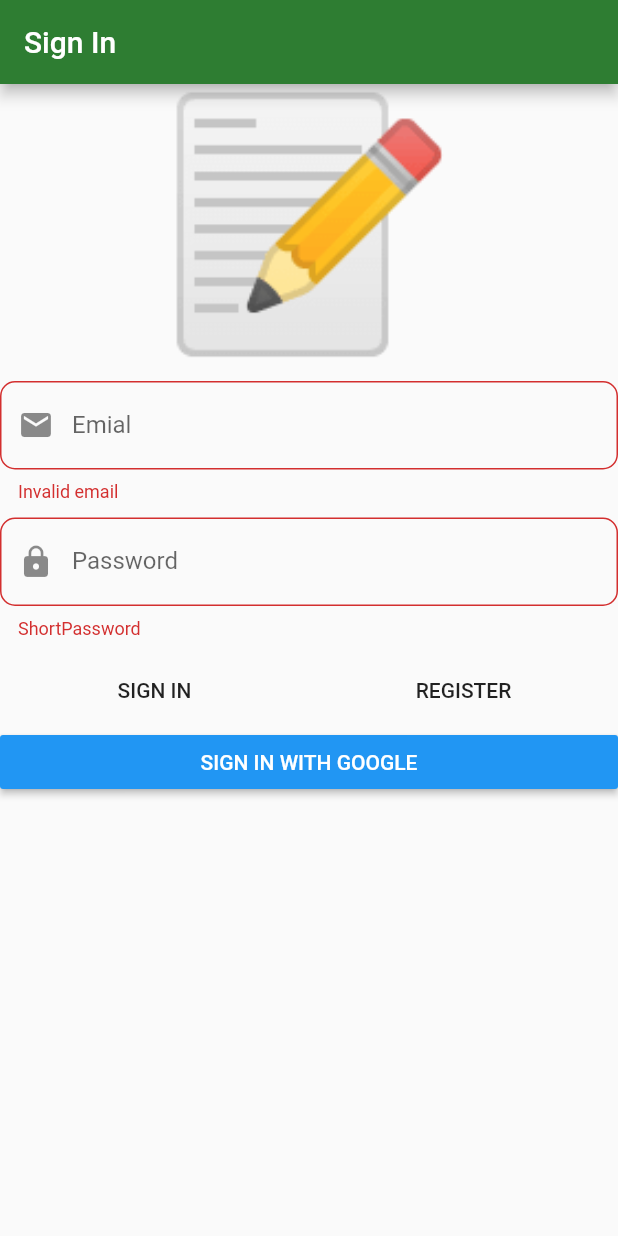
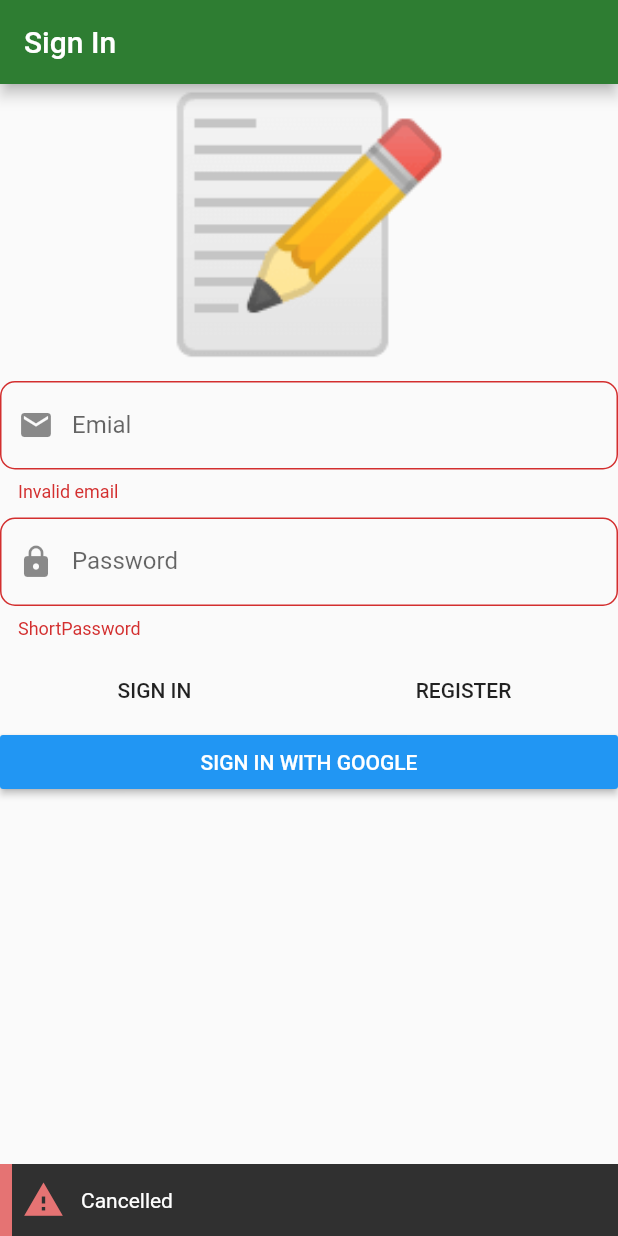
Before and after one commit to Endagegnehu/firebase_todo, a Flutter app: the screen it shows after launch, after a tap on "SIGN IN", after a tap on "SIGN IN WITH GOOGLE", on a phone screen of 412 x 824 dp. Run offline on Flutter 3.47's test engine with Material 2 defaults, Android fonts, the phone set to English and light mode, and no system bars; our stand-ins replace bloc, dartz, firebase_auth, flushbar, flutter_bloc, freezed_annotation and 3 more; accounts and stored records are empty; generated files the repository leaves out were written again.

```diff
--- a/lib/infrastructure/auth/firebase_auth_facad.dart
+++ b/lib/infrastructure/auth/firebase_auth_facad.dart
@@ -74,7 +74,7 @@ class FirebaseAuthFacad implements IAuthFacad {
           .signInWithCredential(authcridentials)
           .then((value) => right(unit));
     } on PlatformException catch (_) {
-      return left(const AuthFailure.serverError());
+      return left(const AuthFailure.cancelledByUser());
     }
   }
 }
--- a/lib/presentation/sign_in/widget/sign_in_form.dart
+++ b/lib/presentation/sign_in/widget/sign_in_form.dart
@@ -1,4 +1,5 @@
 import 'package:firebase_todo/application/auth/sign_in_form/sing_in_form_bloc.dart';
+import 'package:flushbar/flushbar_helper.dart';
 import 'package:flutter/material.dart';
 import 'package:flutter_bloc/flutter_bloc.dart';
 
@@ -12,7 +13,16 @@ class SignInForm extends StatelessWidget {
           () {},
           (ether) => ether.fold(
             (failure) {
-
+              FlushbarHelper.createError(
+                message: failure.map(
+                  cancelledByUser: (_) => 'Cancelled',
+                  serverError: (_) => 'Server Error',
+                  emailAlreadyInUse: (_) =>
+                      'Sorry Email Address Is Already In Use',
+                  invalidEmailAndPasswordCombination: (_) =>
+                      'Invalid Email And Password Combination',
+                ),
+              ).show(context);
             },
             (r) => null,
           ),
```
